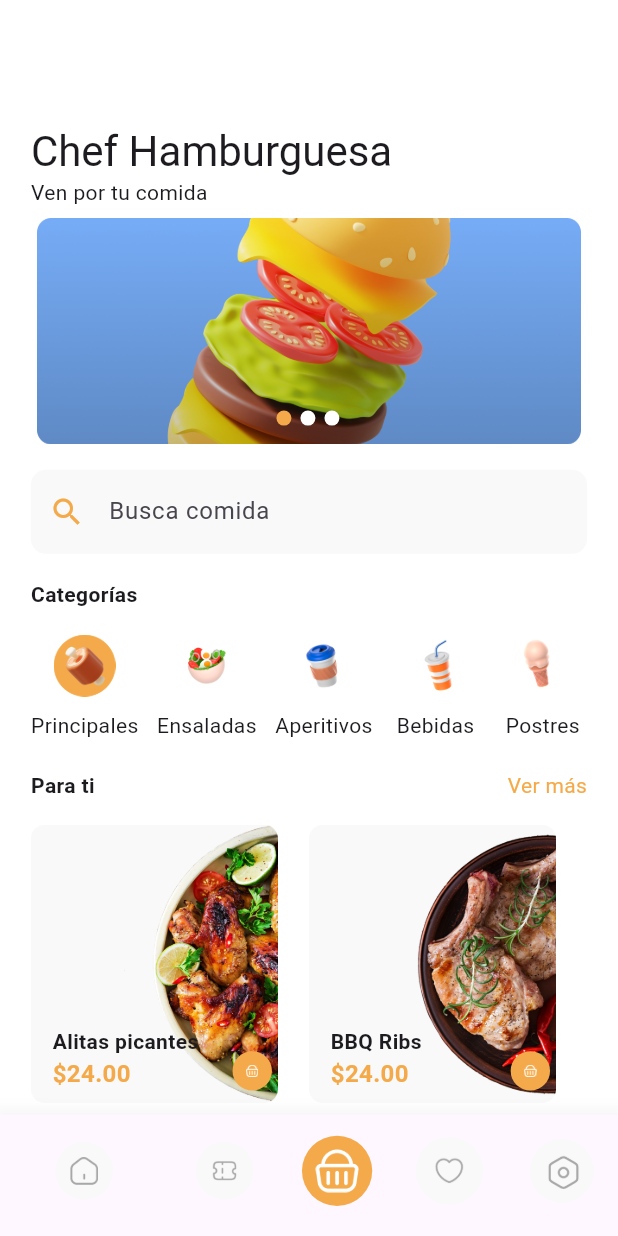
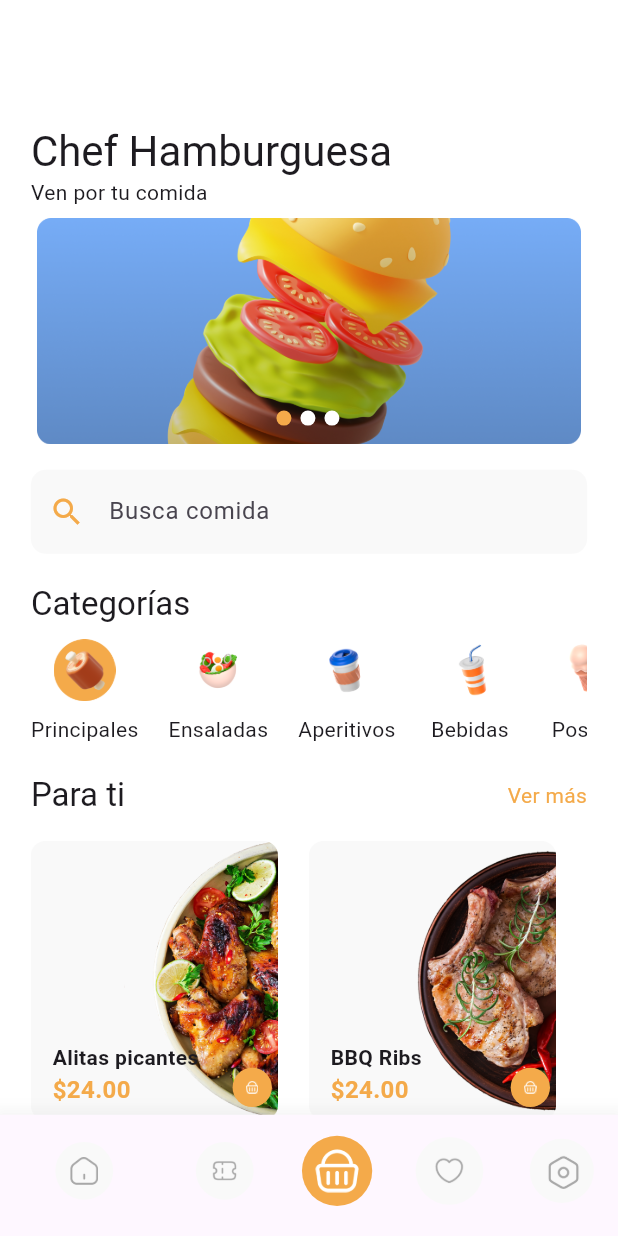
Before and after one commit to nekomaruh/flutter_conf_accesibility, a Flutter app: the screen it shows after launch, on a phone screen of 412 x 824 dp. Run offline on Flutter 3.47's test engine with Material 3 defaults, Android fonts, the phone set to English and light mode, and no system bars.

Commit message:
fix ui issues

```diff
--- a/lib/ui/pages/detail_page/detail_page_view.dart
+++ b/lib/ui/pages/detail_page/detail_page_view.dart
@@ -62,6 +62,7 @@ class _DetailPageViewState extends State<DetailPageView>
         builder: (BuildContext context, AsyncSnapshot<Food> snapshot) {
           if (snapshot.hasData) {
             return ListView(
+              padding: EdgeInsets.only(bottom: 30),
               children: [
                 Image.asset(
                   snapshot.data?.imageUrl ?? '',
--- a/lib/ui/pages/home_page/home_page_view.dart
+++ b/lib/ui/pages/home_page/home_page_view.dart
@@ -59,13 +59,16 @@ class _HomePageState extends State<HomePage> implements HomePageInterface {
             horizontal: MediaQuery.of(context).size.width * 0.05,
           ),
           children: [
+            // Title
             LabelWidget(
               item: language?.title,
               style: Theme.of(context).textTheme.headlineMedium,
             ),
+            // Subtitle
             LabelWidget(
               item: language?.subTitle,
             ),
+            // Carousel
             Semantics(
               sortKey: const OrdinalSortKey(0),
               child: SizedBox(
@@ -79,14 +82,18 @@ class _HomePageState extends State<HomePage> implements HomePageInterface {
               ),
             ),
             const SizedBox(height: 10),
+            // Search bar
             SearchFoodFoodWidget(search: language.search),
-            const SizedBox(height: 10),
+            const SizedBox(height: 20),
+            // Category Title
             LabelWidget(
               item: language.categorySubtitle,
-              style: const TextStyle(fontWeight: FontWeight.w700, height: 2.5),
+              style: Theme.of(context).textTheme.titleLarge,
             ),
+            // Category List
             const FoodCategoryRowWidget(),
             const SizedBox(height: 20),
+            // Grid Section
             ForYouSectionWidget(
               forYou: language.forYou,
               seeMore: language.seeMore,
--- a/lib/ui/widgets/molecules/food_recipe_widget.dart
+++ b/lib/ui/widgets/molecules/food_recipe_widget.dart
@@ -77,10 +77,10 @@ class FoodRecipeWidget extends StatelessWidget {
                             fontSize: 17,
                             letterSpacing: -0.67),
                       ),
-                      SizedBox(
-                        height: 170.0,
-                        child: ListView.builder(
+                      ListView.builder(
                         shrinkWrap: true,
+                        physics: const NeverScrollableScrollPhysics(),
+                        padding: const EdgeInsets.symmetric(vertical: 10),
                         itemCount: food?.ingredients?.length ?? 0,
                         itemBuilder: (BuildContext context, int index) {
                           final Ingredients? ingredients =
@@ -106,7 +106,6 @@ class FoodRecipeWidget extends StatelessWidget {
                           ]);
                         },
                       ),
-                      )
                     ],
                   ),
                 ),
--- a/lib/ui/widgets/organisms/food_category_row_widget.dart
+++ b/lib/ui/widgets/organisms/food_category_row_widget.dart
@@ -5,86 +5,76 @@ import '../atoms/custom_item_icon.dart';
 import '../atoms/label_widget.dart';
 
 class FoodCategoryRowWidget extends StatelessWidget {
-  const FoodCategoryRowWidget({
-    super.key,
+  const FoodCategoryRowWidget({super.key});
+
+  @override
+  Widget build(BuildContext context) {
+    return const SingleChildScrollView(
+      scrollDirection: Axis.horizontal,
+      child: Row(
+        mainAxisAlignment: MainAxisAlignment.spaceBetween,
+        children: [
+          _CategoryItem(
+            imageUrl: 'assets/images/main.png',
+            name: 'Principales',
+            focusable: false,
+          ),
+          SizedBox(width: 20,),
+          _CategoryItem(
+            imageUrl: 'assets/images/salad.png',
+            name: 'Ensaladas',
+            focusable: true,
+          ),
+          SizedBox(width: 20,),
+          _CategoryItem(
+            imageUrl: 'assets/images/appetizer.png',
+            name: 'Aperitivos',
+            focusable: true,
+          ),
+          SizedBox(width: 20,),
+          _CategoryItem(
+            imageUrl: 'assets/images/drinks.png',
+            name: 'Bebidas',
+            focusable: true,
+          ),
+          SizedBox(width: 20,),
+          _CategoryItem(
+            imageUrl: 'assets/images/dessert.png',
+            name: 'Postres',
+            focusable: true,
+          ),
+        ],
+      ),
+    );
+  }
+}
+
+class _CategoryItem extends StatelessWidget {
+  final String imageUrl;
+  final String name;
+  final bool focusable;
+
+  const _CategoryItem({
+    required this.imageUrl,
+    required this.name,
+    required this.focusable,
   });
 
   @override
   Widget build(BuildContext context) {
-    return Row(
-      mainAxisAlignment: MainAxisAlignment.spaceBetween,
-      children: [
-        Semantics(
-          focusable: false,
-          child: const Column(
+    return Semantics(
+      focusable: focusable,
+      child: Column(
         children: [
           CustomItemIcon(
-                imageAssetIcon: 'assets/images/main.png',
+            imageAssetIcon: imageUrl,
             iconSize: 0.05,
           ),
           LabelWidget(
-                item: ItemModel(label: 'Principales'),
+            item: ItemModel(label: name),
           ),
         ],
       ),
-        ),
-        Semantics(
-          focusable: true,
-          child: const Column(
-            children: [
-              CustomItemIcon(
-                imageAssetIcon: 'assets/images/salad.png',
-                iconSize: 0.05,
-              ),
-              LabelWidget(
-                item: ItemModel(label: 'Ensaladas'),
-              ),
-            ],
-          ),
-        ),
-        Semantics(
-          focusable: true,
-          child: const Column(
-            children: [
-              CustomItemIcon(
-                imageAssetIcon: 'assets/images/appetizer.png',
-                iconSize: 0.05,
-              ),
-              LabelWidget(
-                item: ItemModel(label: 'Aperitivos'),
-              ),
-            ],
-          ),
-        ),
-        Semantics(
-          focusable: true,
-          child: const Column(
-            children: [
-              CustomItemIcon(
-                imageAssetIcon: 'assets/images/drinks.png',
-                iconSize: 0.05,
-              ),
-              LabelWidget(
-                item: ItemModel(label: 'Bebidas'),
-              ),
-            ],
-          ),
-        ),
-        Semantics(
-          focusable: true,
-          child: const Column(
-            children: [
-              CustomItemIcon(
-                imageAssetIcon: 'assets/images/dessert.png',
-                iconSize: 0.05,
-              ),
-              LabelWidget(
-                item: ItemModel(label: 'Postres'),
-              ),
-            ],
-          ),
-        )
-      ],
     );
   }
 }
--- a/lib/ui/widgets/organisms/for_you_section_widget.dart
+++ b/lib/ui/widgets/organisms/for_you_section_widget.dart
@@ -36,9 +36,7 @@ class ForYouSectionWidget extends StatelessWidget {
                     label: forYou.label,
                     semantic: forYou.semantic,
                     semanticOrdinal: forYou.semanticOrdinal + 0.1),
-                style: const TextStyle(
-                  fontWeight: FontWeight.w700,
-                ),
+                style: Theme.of(context).textTheme.titleLarge,
               ),
               LabelWidget(
                 item: ItemModel(
```
Lines whose indentation alone changed are shown as unchanged.
